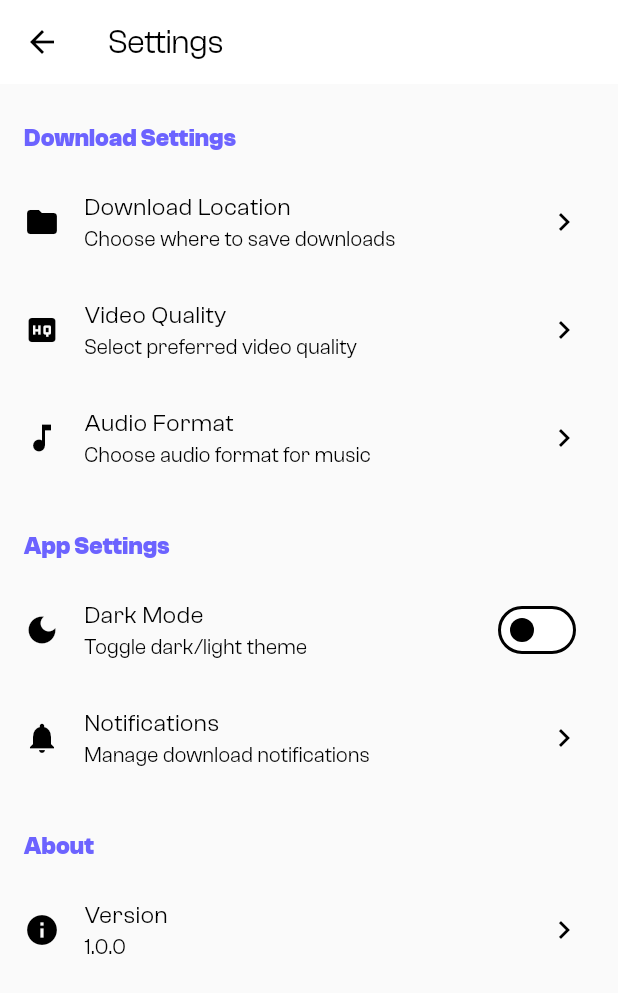
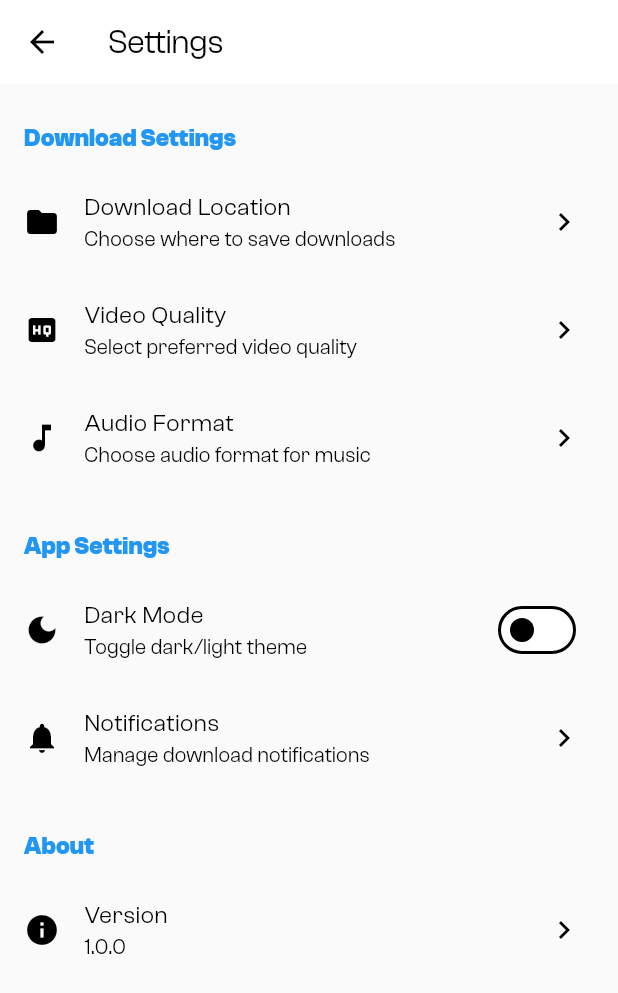
Before and after one commit to Dukeazeta/downloadkoko, a Flutter app: the screen it shows after launch, after a tap on the "settings" icon, on a phone screen of 412 x 824 dp. Shown: the top 993 px of the screen. Run offline on Flutter 3.47's test engine with Material 3 defaults, Android fonts, the phone set to English and light mode, and no system bars; our stand-ins replace flutter_animate, flutter_riverpod, google_fonts.

Commit message:
modified:   lib/config/theme/app_theme.dart 	modified:   lib/features/downloader/presentation/widgets/paste_url_card.dart 	modified:   lib/features/shared/widgets/custom_button.dart

```diff
--- a/lib/config/theme/app_theme.dart
+++ b/lib/config/theme/app_theme.dart
@@ -8,13 +8,13 @@ class AppTheme {
   AppTheme._();
 
   // Brand Colors
-  static const primaryColor = Color(0xFF6C63FF);
+  static const primaryColor = Color(0xFF2196F3);
   static const secondaryColor = Color(0xFF2A2A2A);
   static const backgroundColor = Color(0xFFFAFAFA);
   static const errorColor = Color(0xFFE57373);
 
   // Dark Colors
-  static const darkPrimaryColor = Color(0xFF8B85FF);
+  static const darkPrimaryColor = Color(0xFF42A5F5);
   static const darkBackgroundColor = Color(0xFF121212);
   static const darkSurfaceColor = Color(0xFF1E1E1E);
 
--- a/lib/features/downloader/presentation/widgets/paste_url_card.dart
+++ b/lib/features/downloader/presentation/widgets/paste_url_card.dart
@@ -12,21 +12,19 @@ class PasteUrlCard extends ConsumerWidget {
 
     return Card(
       margin: EdgeInsets.zero,
+      elevation: 0,
+      shape: RoundedRectangleBorder(
+        borderRadius: BorderRadius.circular(AppConstants.defaultRadius),
+        side: BorderSide(
+          color: theme.colorScheme.outline.withOpacity(0.1),
+        ),
+      ),
       child: Padding(
         padding: const EdgeInsets.all(AppConstants.defaultPadding),
         child: Column(
           mainAxisSize: MainAxisSize.min,
           crossAxisAlignment: CrossAxisAlignment.stretch,
           children: [
-            Text(
-              'downloadkoko',
-              style: theme.textTheme.titleLarge?.copyWith(
-                fontFamily: 'ClashGrotesk',
-                fontWeight: FontWeight.bold,
-              ),
-              textAlign: TextAlign.center,
-            ),
-            const SizedBox(height: AppConstants.defaultSpacing),
             Text(
               'Enter a URL to start downloading',
               style: theme.textTheme.bodyMedium?.copyWith(
@@ -68,12 +66,23 @@ class PasteUrlCard extends ConsumerWidget {
               ),
             ),
             const SizedBox(height: AppConstants.defaultSpacing * 2),
-            CustomButton(
-              text: 'Download Now',
-              icon: Icons.download_rounded,
-              onPressed: () {
-                // TODO: Implement download logic
-              },
+            Container(
+              decoration: BoxDecoration(
+                boxShadow: [
+                  BoxShadow(
+                    color: Colors.black.withOpacity(0.1),
+                    offset: const Offset(0, 4),
+                    blurRadius: 4,
+                  ),
+                ],
+              ),
+              child: CustomButton(
+                text: 'Download Now',
+                icon: Icons.download_rounded,
+                onPressed: () {
+                  // TODO: Implement download logic
+                },
+              ),
             ),
           ],
         ),
--- a/lib/features/shared/widgets/custom_button.dart
+++ b/lib/features/shared/widgets/custom_button.dart
@@ -26,45 +26,31 @@ class CustomButton extends StatelessWidget {
   Widget build(BuildContext context) {
     final theme = Theme.of(context);
 
-    final button = isOutlined
-        ? OutlinedButton(
-            onPressed: isLoading ? null : onPressed,
-            style: isSmall
-                ? theme.outlinedButtonTheme.style?.copyWith(
-                    padding: MaterialStateProperty.all(
-                      const EdgeInsets.symmetric(
-                        horizontal: 16,
-                        vertical: 8,
+    final button = Container(
+      decoration: BoxDecoration(
+        borderRadius: BorderRadius.circular(12),
+        color: theme.colorScheme.primary,
+        boxShadow: [
+          BoxShadow(
+            color: Colors.black.withOpacity(0.2),
+            offset: const Offset(0, 4),
+            blurRadius: 0,
           ),
+        ],
       ),
-                    minimumSize: MaterialStateProperty.all(Size.zero),
-                  )
-                : null,
-            child: _buildButtonContent(theme),
-          )
-        : ElevatedButton(
-            onPressed: isLoading ? null : onPressed,
-            style: isSmall
-                ? theme.elevatedButtonTheme.style?.copyWith(
-                    padding: MaterialStateProperty.all(
-                      const EdgeInsets.symmetric(
-                        horizontal: 16,
-                        vertical: 8,
+      child: Material(
+        color: Colors.transparent,
+        child: InkWell(
+          onTap: isLoading ? null : onPressed,
+          borderRadius: BorderRadius.circular(12),
+          child: Container(
+            padding: EdgeInsets.symmetric(
+              horizontal: isSmall ? 16 : 24,
+              vertical: isSmall ? 8 : 16,
             ),
-                    ),
-                    minimumSize: MaterialStateProperty.all(Size.zero),
-                  )
-                : null,
-            child: _buildButtonContent(theme),
-          );
-
-    return button.animate().fadeIn().scale();
-  }
-
-  Widget _buildButtonContent(ThemeData theme) {
-    return Row(
+            child: Row(
+              mainAxisSize: MainAxisSize.min,
               mainAxisAlignment: MainAxisAlignment.center,
-      mainAxisSize: MainAxisSize.min,
               children: [
                 if (isLoading) ...[
                   SizedBox(
@@ -72,14 +58,16 @@ class CustomButton extends StatelessWidget {
                     height: 16,
                     child: CircularProgressIndicator(
                       strokeWidth: 2,
-              valueColor: AlwaysStoppedAnimation<Color>(
-                isOutlined ? theme.colorScheme.primary : Colors.white,
-              ),
+                      valueColor: const AlwaysStoppedAnimation<Color>(Colors.white),
                     ),
                   ),
                   const SizedBox(width: AppConstants.defaultSpacing),
                 ] else if (icon != null) ...[
-          Icon(icon, size: isSmall ? 16 : 20),
+                  Icon(
+                    icon,
+                    size: isSmall ? 16 : 20,
+                    color: Colors.white,
+                  ),
                   const SizedBox(width: AppConstants.defaultSpacing),
                 ],
                 Text(
@@ -88,9 +76,16 @@ class CustomButton extends StatelessWidget {
                       ? theme.textTheme.labelMedium
                       : theme.textTheme.labelLarge)?.copyWith(
                     fontWeight: FontWeight.bold,
+                    color: Colors.white,
                   ),
                 ),
               ],
+            ),
+          ),
+        ),
+      ),
     );
+
+    return button.animate().fadeIn().scale();
   }
 }
```
Lines whose indentation alone changed are shown as unchanged.
